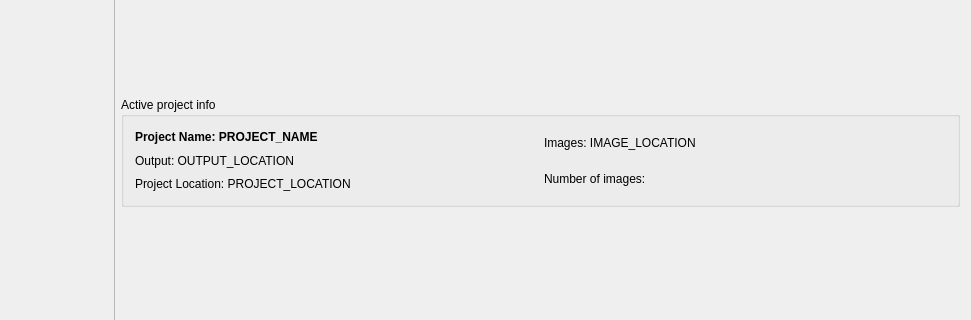
Qt form ui/mainwindow.ui (lybros/appa) before a commit; both pictures show x 96 to 1067 and y 127 to 447 of the 1067 by 723 pixel window.
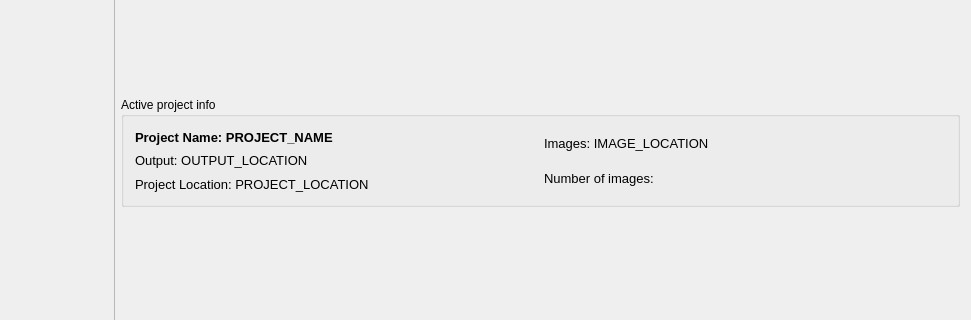
The same form after that commit.

Commit message: UI: thumbnails with labels

What changed in the file:
```diff
--- a/ui/mainwindow.ui
+++ b/ui/mainwindow.ui
@@ -81,8 +81,15 @@
             <layout class="QVBoxLayout" name="verticalLayout_2">
              <item>
               <widget class="QLabel" name="project_name_label">
+               <property name="sizePolicy">
+                <sizepolicy hsizetype="Preferred" vsizetype="Preferred">
+                 <horstretch>0</horstretch>
+                 <verstretch>0</verstretch>
+                </sizepolicy>
+               </property>
                <property name="font">
                 <font>
+                 <pointsize>10</pointsize>
                  <weight>75</weight>
                  <bold>true</bold>
                 </font>
@@ -94,6 +101,11 @@
              </item>
              <item>
               <widget class="QLabel" name="output_location_label">
+               <property name="font">
+                <font>
+                 <pointsize>10</pointsize>
+                </font>
+               </property>
                <property name="text">
                 <string>Output: OUTPUT_LOCATION</string>
                </property>
@@ -101,6 +113,11 @@
              </item>
              <item>
               <widget class="QLabel" name="project_location_label">
+               <property name="font">
+                <font>
+                 <pointsize>10</pointsize>
+                </font>
+               </property>
                <property name="text">
                 <string>Project Location: PROJECT_LOCATION</string>
                </property>
@@ -112,6 +129,11 @@
             <layout class="QVBoxLayout" name="verticalLayout_3">
              <item>
               <widget class="QLabel" name="images_location_label">
+               <property name="font">
+                <font>
+                 <pointsize>10</pointsize>
+                </font>
+               </property>
                <property name="text">
                 <string>Images: IMAGE_LOCATION</string>
                </property>
@@ -119,6 +141,11 @@
              </item>
              <item>
               <widget class="QLabel" name="number_images_label">
+               <property name="font">
+                <font>
+                 <pointsize>10</pointsize>
+                </font>
+               </property>
                <property name="text">
                 <string>Number of images:</string>
                </property>
```
Left out of the diff: 36 changed lines with no effect on the pictures. The commit also changes 6 other files.
